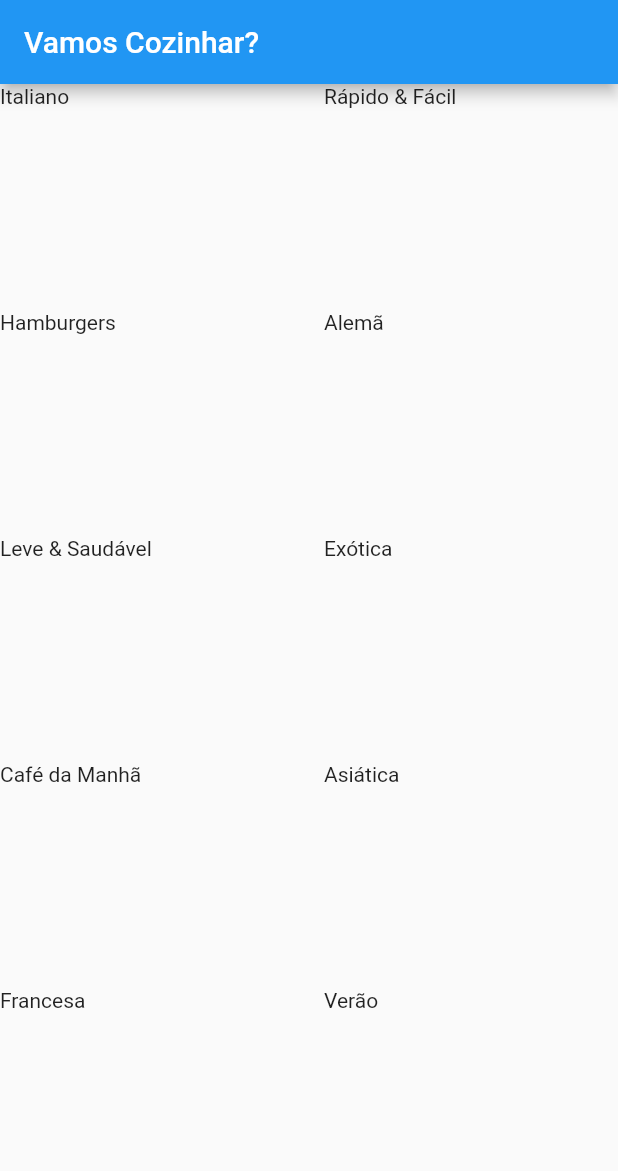
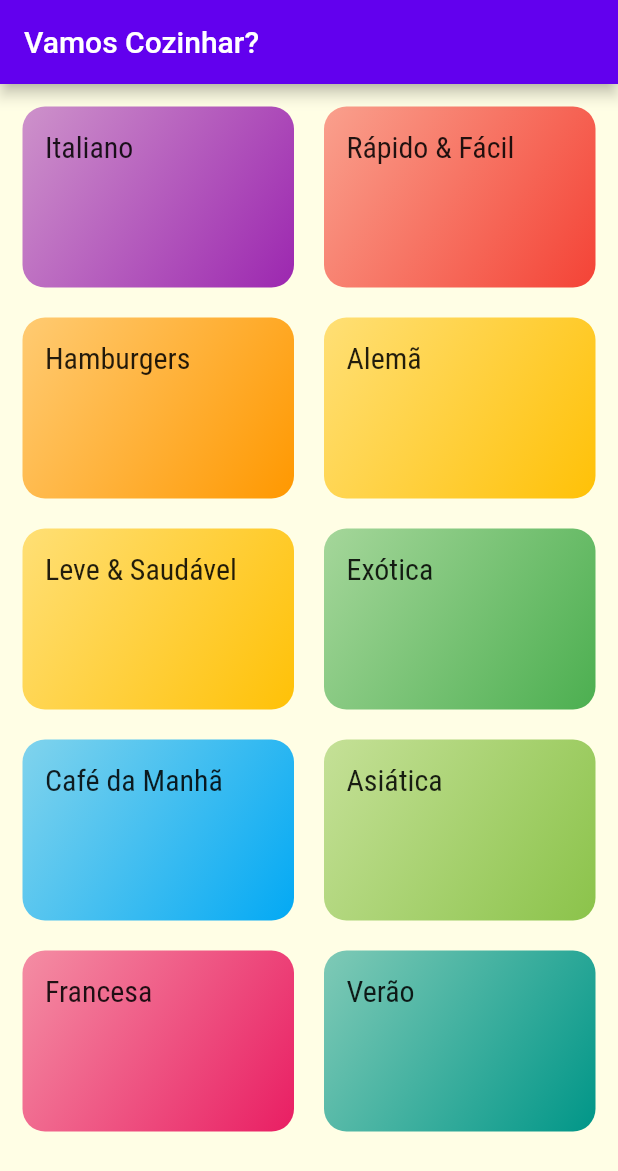
Before and after one commit to teilorbarcelos/flutter-foods, a Flutter app: the screen it shows after launch, on a phone screen of 412 x 824 dp. Shown: the top 1171 px of the screen. Run offline on Flutter 3.47's test engine with Material 2 defaults, Android fonts, the light colour scheme and no system bars.

Commit message:
some stiles and fonts added

```diff
--- a/lib/components/category_item.dart
+++ b/lib/components/category_item.dart
@@ -1,6 +1,4 @@
 import 'package:flutter/material.dart';
-import 'package:flutter/src/widgets/container.dart';
-import 'package:flutter/src/widgets/framework.dart';
 import 'package:flutter_foods/models/category.dart';
 
 class CategoryItem extends StatelessWidget {
@@ -10,7 +8,22 @@ class CategoryItem extends StatelessWidget {
   @override
   Widget build(BuildContext context) {
     return Container(
-      child: Text(category.title),
+      padding: EdgeInsets.all(15),
+      child: Text(
+        category.title,
+        style: Theme.of(context).textTheme.titleMedium,
+      ),
+      decoration: BoxDecoration(
+        borderRadius: BorderRadius.circular(15),
+        gradient: LinearGradient(
+          colors: [
+            category.color.withOpacity(0.5),
+            category.color,
+          ],
+          begin: Alignment.topLeft,
+          end: Alignment.bottomRight,
+        ),
+      ),
     );
   }
 }
--- a/lib/main.dart
+++ b/lib/main.dart
@@ -9,7 +9,16 @@ class MyApp extends StatelessWidget {
     return MaterialApp(
       title: 'Flutter Foods',
       theme: ThemeData(
-        primarySwatch: Colors.blue,
+        primarySwatch: Colors.pink,
+        colorScheme: const ColorScheme.light(secondary: Colors.amber),
+        fontFamily: 'Raleway',
+        canvasColor: Color.fromRGBO(255, 254, 229, 1),
+        textTheme: ThemeData.light().textTheme.copyWith(
+              titleMedium: TextStyle(
+                fontSize: 20,
+                fontFamily: 'RobotoCondensed',
+              ),
+            ),
       ),
       home: CategoriesScreen(),
     );
--- a/lib/models/category.dart
+++ b/lib/models/category.dart
@@ -1,5 +1,4 @@
 import 'package:flutter/material.dart';
-import 'package:flutter/rendering.dart';
 
 class Category {
   final String id;
--- a/lib/screens/categories_screen.dart
+++ b/lib/screens/categories_screen.dart
@@ -14,6 +14,7 @@ class CategoriesScreen extends StatelessWidget {
         title: Text('Vamos Cozinhar?'),
       ),
       body: GridView(
+        padding: const EdgeInsets.all(15),
         gridDelegate: SliverGridDelegateWithMaxCrossAxisExtent(
           maxCrossAxisExtent: 200,
           childAspectRatio: 3 / 2,
```
Also changed, not shown: pubspec.yaml (+17 -6 lines), assets/fonts/Raleway-Black.ttf (added), assets/fonts/Raleway-Bold.ttf (added), assets/fonts/Raleway-Regular.ttf (added), assets/fonts/RobotoCondensed-Bold.ttf (added), assets/fonts/RobotoCondensed-Italic.ttf (added), assets/fonts/RobotoCondensed-Light.ttf (added), assets/fonts/RobotoCondensed-Regular.ttf (added).
